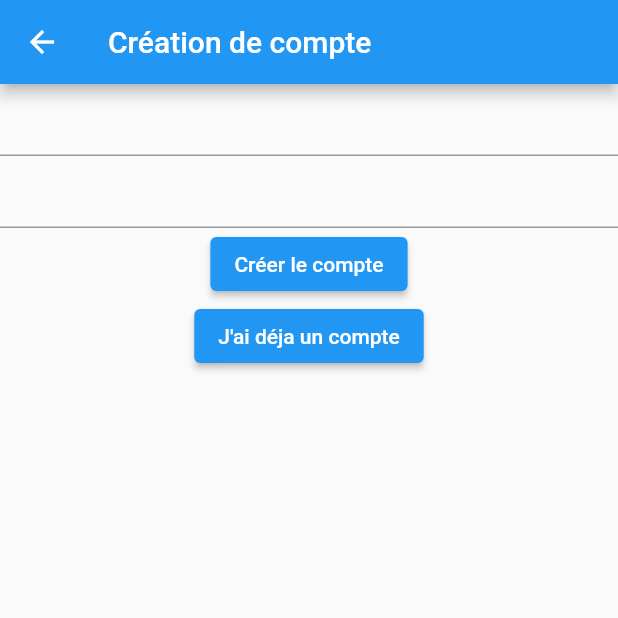
After one commit to skullkid59600/Foodies, a Flutter app: the screen it shows after launch, after a tap on an icon or button, on a phone screen of 412 x 824 dp, the top half of it. The commit adds this screen. Run offline on Flutter 3.47's test engine with Material 2 defaults, Android fonts, the phone set to English and light mode, and no system bars; our stand-ins replace firebase_auth, firebase_core; accounts and stored records are empty; network calls fail.

Commit message:
:sparkles: : création et auth

```diff
--- a/lib/main.dart
+++ b/lib/main.dart
@@ -1,8 +1,18 @@
 import 'package:flutter/material.dart';
-import 'package:foodies/pages/recipes/categories_screen.dart';
-import 'package:foodies/pages/recipes/AllRecipesByCategories_screen.dart';
+import 'package:foodies/pages/auth/authentification_screen.dart';
+import 'package:foodies/pages/auth/create_account_screen.dart';
+import 'package:firebase_core/firebase_core.dart';
 
-void main() {
+void main() async {
+  WidgetsFlutterBinding.ensureInitialized();
+  await Firebase.initializeApp(
+    options: const FirebaseOptions(
+      apiKey: "AIzaSyAZSJC42-ONdAGQOQazbO-Yoob7vWVP89M",
+      appId: "1:191347492240:android:0ab8ed8d5e3ddbb365df15",
+      messagingSenderId: "XXX",
+      projectId: "foodies-ac454",
+    ),
+  );
   runApp(const MyApp());
 }
 
@@ -26,7 +36,7 @@ class MyApp extends StatelessWidget {
         // is not restarted.
         primarySwatch: Colors.blue,
       ),
-      home: ApiFood(),
+      home: AuthentificationScreen(),
     );
   }
 }
--- a/lib/pages/auth/auth_screen.dart
+++ b/lib/pages/auth/authentification_screen.dart
@@ -1,15 +1,17 @@
 import 'package:firebase_auth/firebase_auth.dart';
 import 'package:flutter/material.dart';
 import 'package:flutter/widgets.dart';
+import 'package:foodies/pages/auth/create_account_screen.dart';
+import 'package:foodies/pages/recipes/categories_screen.dart';
 
-class AuthScreen extends StatefulWidget {
-  const AuthScreen({Key? key}) : super(key: key);
+class AuthentificationScreen extends StatefulWidget {
+  const AuthentificationScreen({Key? key}) : super(key: key);
 
   @override
-  _AuthScreenState createState() => _AuthScreenState();
+  _AuthentificationScreenState createState() => _AuthentificationScreenState();
 }
 
-class _AuthScreenState extends State<AuthScreen> {
+class _AuthentificationScreenState extends State<AuthentificationScreen> {
   GlobalKey<FormState> _key = GlobalKey();
   TextEditingController _emailController = TextEditingController();
   TextEditingController _passwordController = TextEditingController();
@@ -17,7 +19,7 @@ class _AuthScreenState extends State<AuthScreen> {
   @override
   Widget build(BuildContext context) => Scaffold(
     appBar: AppBar(
-      title: Text("Titre"),
+      title: Text("Connexion"),
     ),
     body: Form(
       key: _key,
@@ -26,33 +28,31 @@ class _AuthScreenState extends State<AuthScreen> {
           TextFormField(
             controller: _emailController,
             validator: (value) {
-              if (value != null && value.isEmpty) {
-                return 'ERREUR';
+              if(value != null && value.isEmpty) {
+                return "ERREUR";
               }
               return null;
             },
           ),
           TextFormField(
             controller: _passwordController,
+            obscureText: true,
           ),
           ElevatedButton(onPressed: () async {
-            /*FirebaseAuth.instance.createUserWithEmailAndPassword(
-                    email: _emailController.text,
-                    password: _passwordController.text
-                ).then((value) {
-                  setState(() {
-
-                  });
-                });*/
-            var test = await FirebaseAuth.instance.createUserWithEmailAndPassword(
+            var test = await FirebaseAuth.instance.signInWithEmailAndPassword(
                 email: _emailController.text,
                 password: _passwordController.text
             );
             setState(() {
               print(test.user?.email);
+              Navigator.of(context).push(MaterialPageRoute(builder: (context) => ApiFood()));
             });
-
-          }, child: Text('Valider'))
+          }, child: Text('Connexion')),
+          ElevatedButton(onPressed: () async {
+            setState(() {
+              Navigator.of(context).push(MaterialPageRoute(builder: (context) => CreateAccountScreen()));
+            });
+          }, child: Text('Création  de  compte'))
         ],
       ),
     ),
--- /dev/null
+++ b/lib/pages/auth/create_account_screen.dart
@@ -0,0 +1,59 @@
+import 'package:firebase_auth/firebase_auth.dart';
+import 'package:flutter/material.dart';
+import 'package:flutter/widgets.dart';
+import 'package:foodies/pages/auth/authentification_screen.dart';
+
+class CreateAccountScreen extends StatefulWidget {
+  const CreateAccountScreen({Key? key}) : super(key: key);
+
+  @override
+  _CreateAccountScreenState createState() => _CreateAccountScreenState();
+}
+
+class _CreateAccountScreenState extends State<CreateAccountScreen> {
+  GlobalKey<FormState> _key = GlobalKey();
+  TextEditingController _emailController = TextEditingController();
+  TextEditingController _passwordController = TextEditingController();
+
+  @override
+  Widget build(BuildContext context) => Scaffold(
+    appBar: AppBar(
+      title: Text("Création de compte"),
+    ),
+    body: Form(
+      key: _key,
+      child: Column(
+        children: [
+          TextFormField(
+            controller: _emailController,
+            validator: (value) {
+              if(value != null && value.isEmpty) {
+                return "ERREUR";
+              }
+              return null;
+            },
+          ),
+          TextFormField(
+            controller: _passwordController,
+            obscureText: true,
+          ),
+          ElevatedButton(onPressed: () async {
+            var test = await FirebaseAuth.instance.createUserWithEmailAndPassword(
+                email: _emailController.text,
+                password: _passwordController.text
+            );
+            setState(() {
+              print(test.user?.email);
+              Navigator.of(context).push(MaterialPageRoute(builder: (context) => AuthentificationScreen()));
+            });
+          }, child: Text('Créer le compte')),
+          ElevatedButton(onPressed: () async {
+            setState(() {
+              Navigator.of(context).push(MaterialPageRoute(builder: (context) => AuthentificationScreen()));
+            });
+          }, child: Text("J'ai déja un compte"))
+        ],
+      ),
+    ),
+  );
+}
```
Also changed, not shown: 4 other files.
